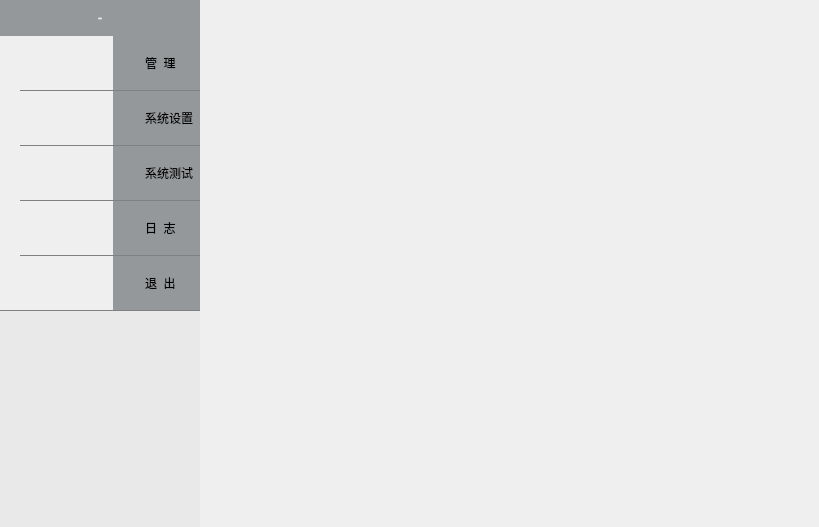
Old version of the form Demo/demenuwidget.ui in the repository 13438120136/XDemo.
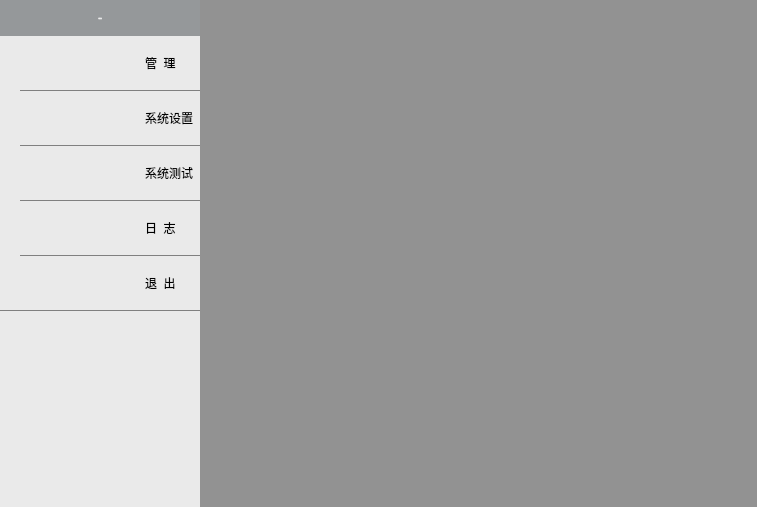
New version of the form. Icons and pictures are not drawn.

Diff of the .ui file:
```diff
--- a/Demo/demenuwidget.ui
+++ b/Demo/demenuwidget.ui
@@ -6,8 +6,8 @@
    <rect>
     <x>0</x>
     <y>0</y>
-    <width>819</width>
-    <height>527</height>
+    <width>757</width>
+    <height>507</height>
    </rect>
   </property>
   <property name="windowTitle">
@@ -24,6 +24,11 @@
 padding-left:32px;
 text-align:left;
 outline:none;
+}
+
+#widget_2
+{
+   max-width:200px;
 }</string>
   </property>
   <layout class="QGridLayout" name="gridLayout_10">
@@ -36,7 +41,7 @@
    <item row="0" column="0">
     <widget class="QWidget" name="widget_2" native="true">
      <property name="styleSheet">
-      <string notr="true"/>
+      <string notr="true">background-color: rgb(233, 233, 233, 225);</string>
      </property>
      <layout class="QGridLayout" name="gridLayout_9">
       <property name="margin">
@@ -288,7 +293,7 @@
         <property name="styleSheet">
          <string notr="true">QWidget
 {
-background-color: #E9E9E9;
+	background-color: rgb(255, 255, 255, 0);
 }</string>
         </property>
        </widget>
@@ -297,17 +302,11 @@
     </widget>
    </item>
    <item row="0" column="1">
-    <spacer name="horizontalSpacer">
-     <property name="orientation">
-      <enum>Qt::Horizontal</enum>
+    <widget class="QWidget" name="widget_4" native="true">
+     <property name="styleSheet">
+      <string notr="true">background-color: rgb(40, 40, 40, 120);</string>
      </property>
-     <property name="sizeHint" stdset="0">
-      <size>
-       <width>596</width>
-       <height>20</height>
-      </size>
-     </property>
-    </spacer>
+    </widget>
    </item>
   </layout>
  </widget>
```
Left out of the diff: 4 changed lines with no effect on the pictures.
